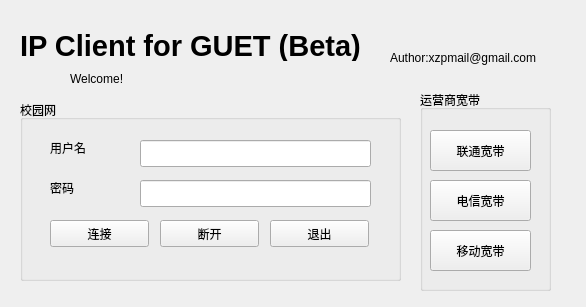
First picture: the form in ipclient_qt_guet/src/mainwindow.ui, repository xuzhipengnt/ipclient_gxnu, before the edit.
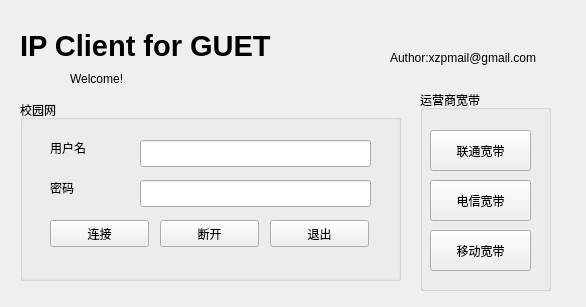
Second picture: the form after the edit. Icons and pictures are not drawn.

Commit message: 桂电出校控制器

Patch:
```diff
--- a/ipclient_qt_guet/src/mainwindow.ui
+++ b/ipclient_qt_guet/src/mainwindow.ui
@@ -35,7 +35,7 @@
      </font>
     </property>
     <property name="text">
-     <string>IP Client for GUET (Beta)</string>
+     <string>IP Client for GUET</string>
     </property>
    </widget>
    <widget class="QGroupBox" name="groupBox">
```
